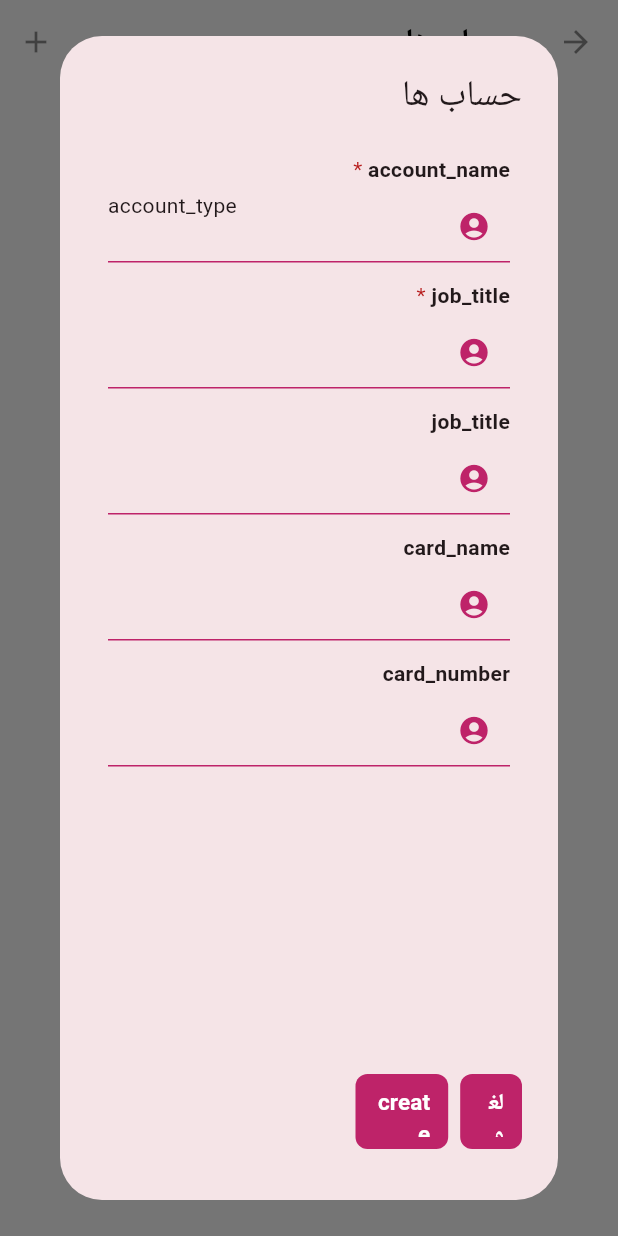
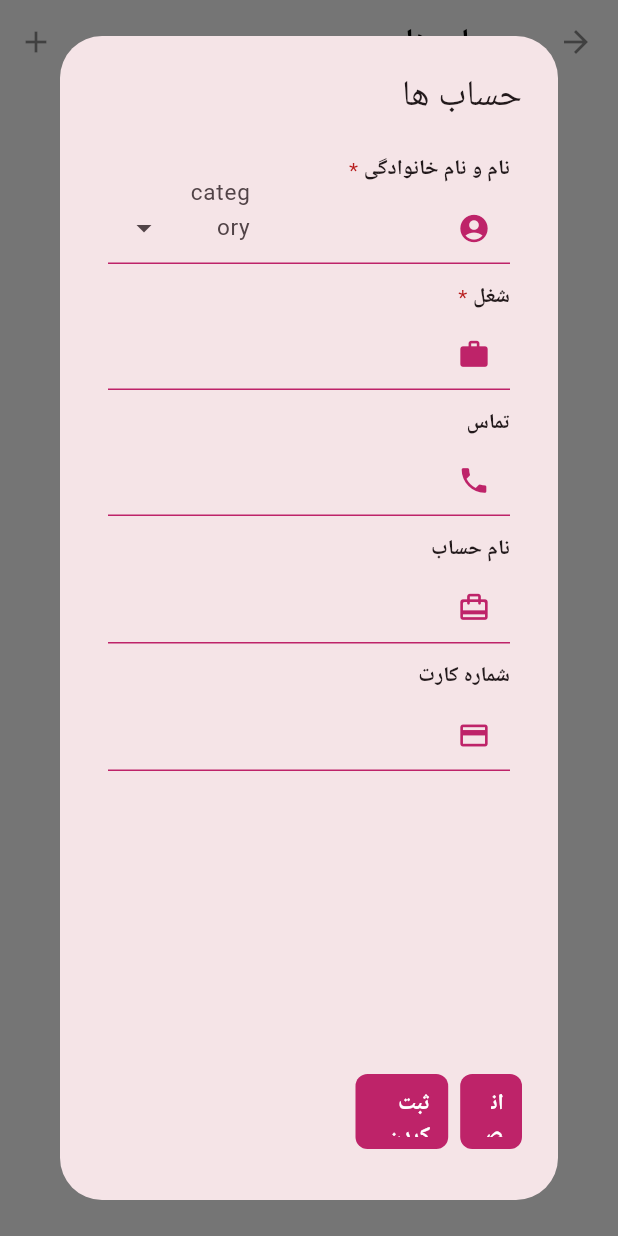
Before and after one commit to basirkhan1995/ladyteen, a Flutter app: the Accounts screen opened directly, after a tap on the "add" icon, on a phone screen of 412 x 824 dp. Run offline on Flutter 3.47's test engine with Material 2 defaults, Android fonts, the phone set to English and light mode, and no system bars; drawn by our look-alikes of dropdown_search; our stand-ins replace get, get_storage, sqflite, sqflite_common_ffi; accounts and stored records are empty; Roboto replaces fonts that are missing (Dubai); project files that could hold a hidden picture were left out.

Commit message:
account update

```diff
--- a/lib/Components/Languages/languages.dart
+++ b/lib/Components/Languages/languages.dart
@@ -71,6 +71,7 @@ class Languages extends Translations{
       "next":"Next",
       "continue":"Continue",
       "back":"Back",
+      "add_account":"Add account",
       "hospital":"Hospital",
       "school":"School",
       "tailoring":"Tailoring",
@@ -90,10 +91,12 @@ class Languages extends Translations{
       "forgot_password_btn": "فراموشی رمز",
       "phone": "تماس",
       "email": "آدرس الکترونیکی",
-      "cancel": "لغو کردن",
+      "cancel": "انصراف",
       "dashboard": "داشبورد",
       "settings": "تنظیمات",
       "accounts": "حساب ها",
+      "add_account":"ثبت حساب",
+      "job_title" :"شغل",
       "cuttings":"برش ها",
       "home": "صفحه اصلی",
       "reports": "راپورها",
@@ -101,6 +104,8 @@ class Languages extends Translations{
       "accounts_report": "راپور حساب ها",
       "yes": "بلی",
       "no": "نه",
+      "card_name":"نام حساب",
+      "card_number":"شماره کارت",
       "alert_msg": "آیا میخواهید از حساب خود خارج شوید؟",
       "login": "ورود",
       "remember_me": "مرا به خاطر بسپار",
@@ -126,6 +131,7 @@ class Languages extends Translations{
       "failed_account_creation":"حساب موجود است، لطفا حساب دیگری امتحان کنید",
       "next":"بعدی",
       "continue":"ادامه",
+      "create":"ثبت کردن",
       "back":"برگشت",
       "signup_btn":"ثبت کردن",
       "finance":"مالی",
--- /dev/null
+++ b/lib/JsonModels/account_category.dart
@@ -0,0 +1,20 @@
+
+class AccountCategoryModel{
+  final int? acId;
+  final String categoryName;
+  AccountCategoryModel({
+    this.acId,
+    required this.categoryName});
+
+  factory AccountCategoryModel.fromMap(Map<String, dynamic> json) => AccountCategoryModel(
+      acId: json['acId'],
+      categoryName: json ['categoryName'],
+  );
+
+  Map<String, dynamic> toMap(){
+    return{
+      'usrId':acId,
+      'usrName':categoryName,
+    };
+  }
+}
--- a/lib/JsonModels/accounts_model.dart
+++ b/lib/JsonModels/accounts_model.dart
@@ -1,39 +1,51 @@
 
 class AccountsModel{
   final int? pId;
-  final String? pName;
-  final String cardNumber;
-  final String accountName;
+  final String pName;
+  final String? cardNumber;
+  final String? cardName;
   final String jobTitle;
   final String? pImage;
   final String? pPhone;
   final String? accountType;
   final String? updatedAt;
-  final String? createdAt;
-  AccountsModel({this.pId, this.pName,required this.jobTitle,required this.cardNumber,required this.accountName, this.pImage,this.pPhone,this.accountType, this.createdAt, this.updatedAt});
+  final String createdAt;
+  AccountsModel({
+    this.pId,
+    required this.pName,
+    required this.jobTitle,
+    this.cardNumber,
+    this.cardName,
+    this.pImage,
+    this.pPhone,
+    required this.accountType,
+    required this.createdAt,
+    this.updatedAt
+  });
 
   factory AccountsModel.fromMap(Map<String, dynamic> json) => AccountsModel(
     pId: json['accId'],
     pName: json ['accName'],
     cardNumber: json['cardNumber'],
-    accountName: json['cardName'],
+    cardName: json['cardName'],
     jobTitle: json['jobTitle'],
     pImage: json['pImage'],
     pPhone: json['pPhone'],
-    accountType: json['accountType'],
+    accountType: json['categoryName'],
     updatedAt: json['updatedAt'],
     createdAt: json['createdAt'],
   );
 
   Map<String, dynamic> toMap(){
     return{
-      'pId':pId,
-      'pName':pName,
+      'accId':pId,
+      'accName':pName,
       'cardNumber':cardNumber,
-      'accountName':accountName,
+      'accountName':cardName,
       'jobTitle':jobTitle,
       'pImage':pImage,
       'pPhone':pPhone,
+      'categoryName':accountType,
       'updatedAt': updatedAt,
       'createdAt': createdAt,
     };
--- a/lib/SQLite/database_helper.dart
+++ b/lib/SQLite/database_helper.dart
@@ -1,21 +1,22 @@
-
- import 'package:flutter/foundation.dart';
+import 'package:flutter/foundation.dart';
 import 'package:ladyteen_system/JsonModels/cuttings_model.dart';
 import 'package:path/path.dart';
 import 'package:sqflite/sqflite.dart';
-
+import '../JsonModels/account_category.dart';
 import '../JsonModels/accounts_model.dart';
 import '../JsonModels/user_model.dart';
 
 class DatabaseHelper{
-  final databaseName = "ladyteen.db";
+  final databaseName = "ladyteen4.db";
 
   String userData = "insert into users (usrId, usrName, usrPassword) values(1,'admin','123456')";
 
   String accountCategory = ''' create table accountCategory (
       acId INTEGER PRIMARY KEY AUTOINCREMENT,
-      categoryName TEXT NOT NULL,
+      categoryName TEXT NOT NULL
       )''';
+
+  String accountType = "insert into accountCategory values (1,'tailor')";
   String accounts = ''' create table accounts (
       accId INTEGER PRIMARY KEY AUTOINCREMENT,
       accName TEXT,
@@ -89,10 +90,15 @@ class DatabaseHelper{
     final path = join(databasePath, databaseName);
 
     return openDatabase(path,version: 1, onCreate: (db,version)async{
+     await db.execute(accountCategory);
      await db.execute(accounts);
      await db.execute(textTile);
      await db.execute(cuttings);
      await db.execute(cuttingDetails);
+
+
+     //Default Data Section
+     await db.rawQuery(accountType);
 
     });
   }
@@ -110,11 +116,19 @@ class DatabaseHelper{
  //Cutting Details Section -------------------------------------------
 
  //Accounts -----------------------------------------------
+  //Get Accounts Category
+  Future<List<AccountCategoryModel>> getAccountCategory() async {
+    final Database db = await initDB();
+    List<Map<String, Object?>> queryResult =
+    await db.query('accountCategory', orderBy: 'acId');
+    return queryResult.map((e) => AccountCategoryModel.fromMap(e)).toList();
+  }
 
-  //Create a new person
-  Future<int> createAccount(AccountsModel accounts) async {
+  //Create a new person account
+  Future<int> createAccount(name, duty, phone, accType, cardNumber, cardName,createdAt) async {
     final Database db = await initDB();
-    return db.insert('accounts', accounts.toMap());
+    return db.rawInsert("insert into accounts (accName, jobTitle, pPhone, accountType, cardNumber, cardName, createdAt) values (?,?,?,?,?,?,?) ",
+        [name, duty, phone,accType,cardNumber,cardName,createdAt]);
   }
 
   //Show Persons
@@ -130,6 +144,14 @@ class DatabaseHelper{
     final Database db = await initDB();
     List<Map<String, Object?>> queryResult =
     await db.query('accounts', orderBy: 'accId');
+    return queryResult.map((e) => AccountsModel.fromMap(e)).toList();
+  }
+
+  //Show Persons
+  Future<List<AccountsModel>> getAccounts() async {
+    final Database db = await initDB();
+    final List<Map<String, Object?>> queryResult =
+    await db.rawQuery('select accId, accName, jobTitle, pPhone,cardName, cardNumber, categoryName, pImage, createdAt, updatedAt from accounts as a INNER JOIN accountCategory as b ON a.accountType = b.acId');
     return queryResult.map((e) => AccountsModel.fromMap(e)).toList();
   }
 
--- a/lib/Views/Accounts/accounts.dart
+++ b/lib/Views/Accounts/accounts.dart
@@ -1,7 +1,10 @@
+import 'package:dropdown_search/dropdown_search.dart';
 import 'package:flutter/material.dart';
 import 'package:get/get.dart';
+import 'package:ladyteen_system/Components/Colors/colors.dart';
 import 'package:ladyteen_system/Components/Methods/button.dart';
 import 'package:ladyteen_system/Components/Methods/textfield.dart';
+import 'package:ladyteen_system/JsonModels/account_category.dart';
 import 'package:ladyteen_system/JsonModels/accounts_model.dart';
 
 import '../../SQLite/database_helper.dart';
@@ -19,6 +22,8 @@ class _AccountsState extends State<Accounts> {
 
   final formKey = GlobalKey <FormState> ();
   final db = DatabaseHelper();
+
+  int selectedCategoryId = 0;
 
   final accountName = TextEditingController();
   final phone = TextEditingController();
@@ -74,11 +79,52 @@ class _AccountsState extends State<Accounts> {
                 itemCount: items.length,
                 itemBuilder: (context,index){
               return ListTile(
-                title: Text(items[index].accountName),
+                subtitle: Text(items[index].accountType??"no category"),
+                leading: const CircleAvatar(
+                  backgroundImage: AssetImage("assets/photos/no_user.jpg"),
+                  radius: 30,
+                ),
+                title: Text(items[index].pName??""),
               );
             });
           }
           })
+    );
+  }
+  _addCategory(){
+    return Container(
+      padding: EdgeInsets.zero,
+      margin: EdgeInsets.zero,
+      height: 40,
+
+      child: DropdownSearch<AccountCategoryModel>(
+        validator: (value){
+          if(value == null){
+            return "category_required";
+          }
+          return null;
+        },
+        popupProps: const PopupPropsMultiSelection.menu(
+          fit: FlexFit.loose,
+        ),
+        asyncItems: (value) => db.getAccountCategory(),
+        itemAsString: (AccountCategoryModel u) => u.categoryName,
+        onChanged: (AccountCategoryModel? data) {
+          setState(() {
+            selectedCategoryId = data!.acId!.toInt();
+          });
+        },
+
+        dropdownDecoratorProps: const DropDownDecoratorProps(
+          dropdownSearchDecoration: InputDecoration(
+              border: InputBorder.none,
+              hoverColor: Colors.transparent,
+              contentPadding: EdgeInsets.symmetric(horizontal: 5,vertical: 15),
+              hintStyle: TextStyle(fontSize: 15,fontFamily: "Dubai"),
+              hintText: "category",
+              ),
+        ),
+      ),
     );
   }
 
@@ -87,28 +133,32 @@ class _AccountsState extends State<Accounts> {
      AlertDialog(
        title: Text("accounts".tr),
        content: SizedBox(
-         width: 320,
+         width: 330,
          height: Get.height *.8,
          child: Form(
            key: formKey,
+           child: SingleChildScrollView(
              child: Column(
                children: [
                ZField(
                    icon: Icons.account_circle,
-                 title: "account_name",
+                   title: "full_name",
                  validator: (value){
                    if(value!.isEmpty){
-                   return "name_required";
+                     return "full_name_required";
                    }
                    return null;
                  },
                  controller: accountName,
                  isRequire: true,
-               trailing: Text("account_type"),
+                 trailing: SizedBox(
+                   width: 100,
+                   child:  _addCategory(),
+                 ),
                ),
 
                  ZField(
-                 icon: Icons.account_circle,
+                   icon: Icons.work,
                    title: "job_title",
                    validator: (value){
                      if(value!.isEmpty){
@@ -121,25 +171,26 @@ class _AccountsState extends State<Accounts> {
                  ),
 
                  ZField(
-                 icon: Icons.account_circle,
-                 title: "job_title",
-                 controller: accountName,
+                   icon: Icons.phone,
+                   title: "phone",
+                   controller: phone,
                  ),
 
                  ZField(
-                 icon: Icons.account_circle,
+                   icon: Icons.card_travel_rounded,
                    title: "card_name",
-                 controller: accountName,
+                   controller: cardName,
                  ),
 
                  ZField(
-                 icon: Icons.account_circle,
+                   icon: Icons.credit_card,
                    title: "card_number",
-                 controller: accountName,
+                   controller: cardNumber,
 
                  ),
 
                ],
+             ),
            ),
          ),
        ),
@@ -150,13 +201,26 @@ class _AccountsState extends State<Accounts> {
              ZButton(
                width: .1,
                label: "cancel".tr,
-               onTap: (){},
+               onTap: ()=>Get.back(),
              ),
              const SizedBox(width: 8),
              ZButton(
                width: .15,
                label: "create".tr,
-               onTap: (){},
+               onTap: (){
+               if(formKey.currentState!.validate()){
+                db.createAccount(
+                    accountName.text,
+                    jobTitle.text,
+                    phone.text,
+                    selectedCategoryId,
+                    cardNumber.text,
+                    cardName.text,
+                    DateTime.now().toIso8601String()).whenComplete(() {
+                  _refresh();
+                });
+               }
+               },
              ),
 
            ],
@@ -165,4 +229,7 @@ class _AccountsState extends State<Accounts> {
      ),
    );
   }
+
+
+
 }
--- a/pubspec.yaml
+++ b/pubspec.yaml
@@ -41,6 +41,7 @@ dependencies:
   sqflite: ^2.3.0
   get_storage: ^2.1.1
   sqflite_common_ffi: ^2.3.0+2
+  dropdown_search: ^5.0.6
 
 dev_dependencies:
   flutter_test:
```
Also changed, not shown: assets/photos/no_user.jpg (added), pubspec.lock. Lines whose indentation alone changed are shown as unchanged.
